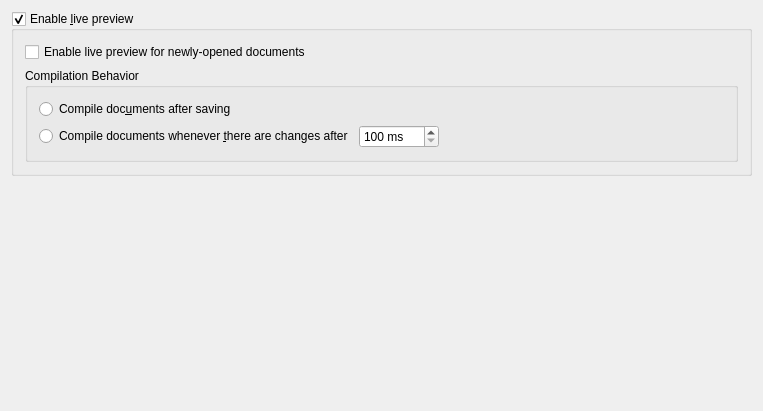
Qt form src/widgets/livepreviewconfigwidget.ui (KDE/kile) before a commit.
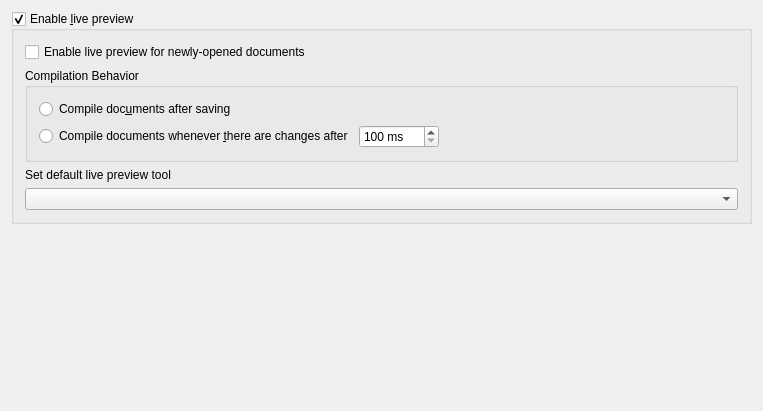
The same form after that commit.

Commit message:
Add a global config option to set the default livepreview tool if non has been set for the current file.
Resolves https://bugs.kde.org/show_bug.cgi?id=450332

What changed in the file:
```diff
--- a/src/widgets/livepreviewconfigwidget.ui
+++ b/src/widgets/livepreviewconfigwidget.ui
@@ -98,6 +98,19 @@
         </layout>
        </widget>
       </item>
+      <item>
+       <widget class="QLabel" name="m_previewDefaultToolLabel">
+        <property name="text">
+         <string>Set default live preview tool</string>
+        </property>
+        <property name="buddy">
+         <cstring>m_previewDefaultToolComboBox</cstring>
+        </property>
+       </widget>
+      </item>
+      <item>
+       <widget class="QComboBox" name="m_previewDefaultToolComboBox"/>
+      </item>
      </layout>
     </widget>
    </item>
```
The commit also changes 5 other files.
